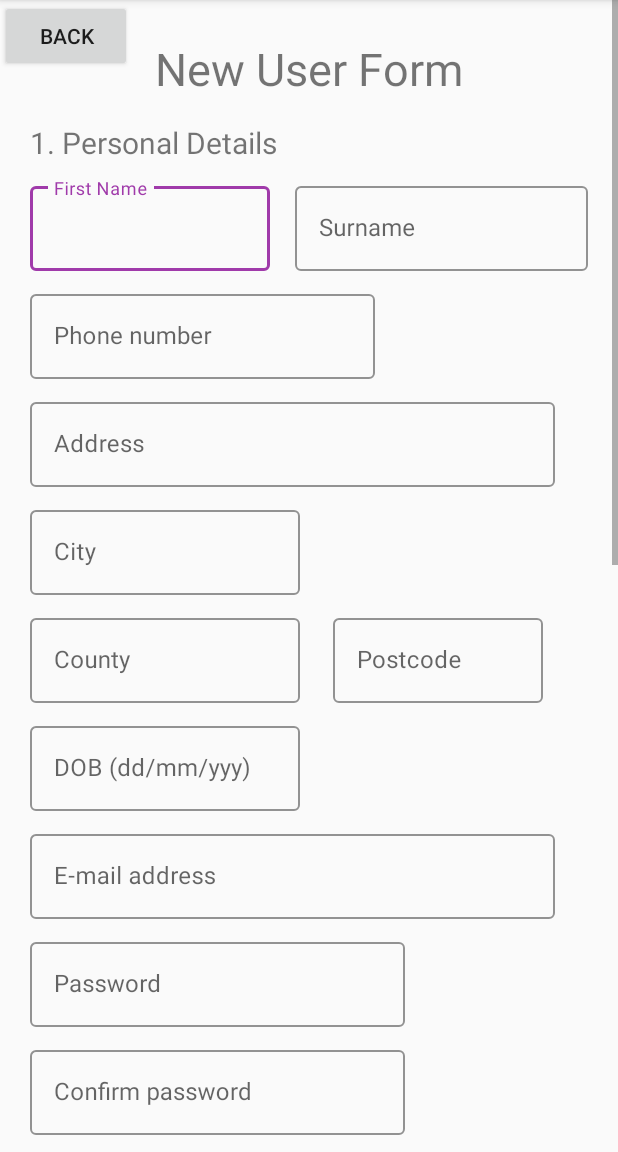
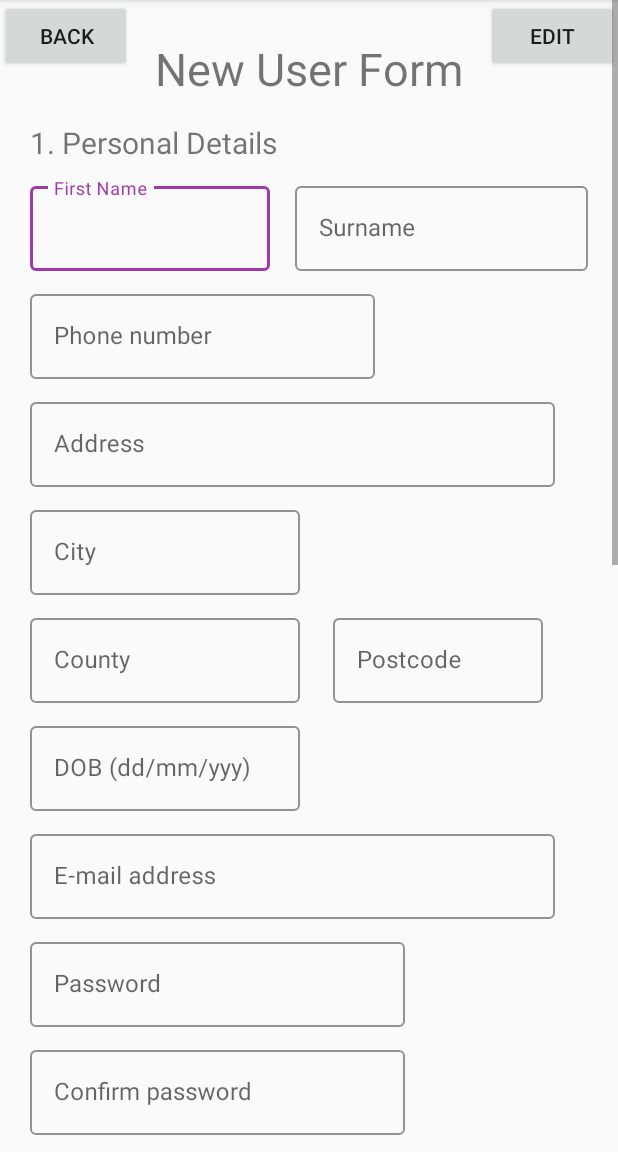
Before and after one commit to andy-kidd133/PSNIProject, an Android app: the fragment RegisterUserFragment shown on its own in the app's theme, on a phone screen of 412 x 824 dp, the part 84-1236 px from its top. Run offline under Robolectric (Android 15) with nearby library versions, the phone set to English and light mode, and no system bars; our stand-ins replace Firebase (no records; nobody signed in at launch, a user with empty details on screens opened directly).

Commit message:
Added Edit button and AlertDialog to ResgisterUser page before trying to implement Firebase Admin SDK functionality

```diff
--- a/app/build.gradle
+++ b/app/build.gradle
@@ -32,7 +32,7 @@ dependencies {
     implementation 'com.google.firebase:firebase-auth:19.2.0'
     implementation 'com.google.firebase:firebase-firestore:21.3.0'
     implementation 'com.google.firebase:firebase-database:19.2.0'
-
+    //implementation 'com.google.firebase:firebase-admin:6.12.2'
 
     implementation 'com.android.support:multidex:1.0.3'
 
--- a/app/src/main/java/com/example/psniproject/LoginScreen/RegisterUserFragment.java
+++ b/app/src/main/java/com/example/psniproject/LoginScreen/RegisterUserFragment.java
@@ -1,19 +1,20 @@
 package com.example.psniproject.LoginScreen;
 
+import android.app.AlertDialog;
+import android.content.DialogInterface;
 import android.os.Bundle;
 import androidx.annotation.NonNull;
 import androidx.fragment.app.Fragment;
-import androidx.viewpager.widget.ViewPager;
 
+import android.text.Editable;
 import android.view.LayoutInflater;
 import android.view.View;
 import android.view.ViewGroup;
 import android.widget.Button;
 import android.widget.EditText;
-import android.widget.Spinner;
+import android.widget.RadioGroup;
+import android.widget.TextView;
 import android.widget.Toast;
-
-import com.example.psniproject.MainApp.MainActivity;
 import com.example.psniproject.R;
 import com.google.android.gms.tasks.OnCompleteListener;
 import com.google.android.gms.tasks.Task;
@@ -23,14 +24,17 @@ import com.google.firebase.auth.FirebaseAuth;
 import com.google.firebase.database.DatabaseReference;
 import com.google.firebase.database.FirebaseDatabase;
 
-import java.util.List;
-
 public class RegisterUserFragment extends Fragment {
 
-    private TextInputLayout tiFirstName, tiSurname, tiEmail, tiPassword, tiPasswordCon, tiPhoneNum, tiAddress, tiCity, tiCounty, tiPostcode, tiDOB;
+    private TextInputLayout tiFirstName, tiSurname, tiEmail, tiPassword, tiPasswordCon, tiPhoneNum,
+            tiAddress, tiCity, tiCounty, tiPostcode, tiDOB, dateSubmitted, mMsg, courtDate, courtHouse;
+    private TextView tvPPS, tvTrail;
+    private RadioGroup rgStatement, rgPPS, rgTrail;
     private FirebaseAuth firebaseAuth;
     private View view;
+    private Button mBackButton, mRegButton, mBrowse, mEditButton;
     private String fName, sName, eMail, pWord1, pWord2, pNum, address, city, county, postcode, DOB;
+
 
     public RegisterUserFragment() {
 
@@ -44,11 +48,29 @@ public class RegisterUserFragment extends Fragment {
 
         firebaseAuth = FirebaseAuth.getInstance();
 
-        Button backButton = view.findViewById(R.id.backBtn);
-        Button regButton = view.findViewById(R.id.regBtn);
+        //method to listen for radio button Yes/No for statement
+        //if no, call collapseForm method & display message "PSNI will be in contact"
+        //if yes, activate rest of form
+
+        rgStatement.setOnCheckedChangeListener(new RadioGroup.OnCheckedChangeListener() {
+            @Override
+            public void onCheckedChanged(RadioGroup group, int checkedId) {
+
+                switch(checkedId) {
+                    case R.id.statementYes:
+                        //expandForm
+                        enableFields();
+                        break;
+                    case R.id.statementNo:
+                        //collapseForm
+                        disableFields();
+                        break;
+                }
+            }
+        });
 
         //registering user
-        regButton.setOnClickListener(new View.OnClickListener() {
+        mRegButton.setOnClickListener(new View.OnClickListener() {
             @Override
             public void onClick(View v) {
                 if(validateRegistration() && checkPasswordMatch(pWord1, pWord2)) {
@@ -77,14 +99,48 @@ public class RegisterUserFragment extends Fragment {
         });
 
         //back to admin login screen
-        backButton.setOnClickListener(new View.OnClickListener() {
+        mBackButton.setOnClickListener(new View.OnClickListener() {
             @Override
             public void onClick(View view) {
                 ((LoginActivity)getActivity()).setViewPager(1);
             }
         });
-        // Inflate the layout for this fragment
+
+        mEditButton.setOnClickListener(new View.OnClickListener() {
+            @Override
+            public void onClick(View v) {
+                displayEditAlert();
+            }
+        });
+
         return view;
+    }
+
+    private void displayEditAlert() {
+
+        AlertDialog.Builder alert = new AlertDialog.Builder(getActivity());
+
+        final EditText userToEdit = new EditText(getActivity());
+        alert.setMessage("Enter the email address of the user:");
+        alert.setTitle("Edit a User's Profile");
+
+        alert.setView(userToEdit);
+
+        alert.setPositiveButton("OK", new DialogInterface.OnClickListener() {
+            public void onClick(DialogInterface dialog, int whichButton) {
+                String userID = userToEdit.getText().toString();
+            }
+        });
+
+        alert.setNegativeButton("Cancel", new DialogInterface.OnClickListener() {
+            public void onClick(DialogInterface dialog, int whichButton) {
+                // what ever you want to do with No option.
+
+                //close AlertDialog
+            }
+        });
+
+        alert.show();
     }
 
     //String fName, sName, eMail, pWord,pNum, address, city, county, postcode, DOB;
@@ -101,6 +157,22 @@ public class RegisterUserFragment extends Fragment {
         tiCounty = view.findViewById(R.id.etCounty);
         tiPostcode = view.findViewById(R.id.etPostcode);
         tiDOB = view.findViewById(R.id.etDOB);
+        mBackButton = view.findViewById(R.id.backBtn);
+        mEditButton = view.findViewById(R.id.editBtn);
+
+        rgStatement = view.findViewById(R.id.rgStatement);
+        dateSubmitted = view.findViewById(R.id.etDateSubmitted);
+        mBrowse = view.findViewById(R.id.browseBtn);
+        mMsg = view.findViewById(R.id.etMsgField);
+        tvPPS = view.findViewById(R.id.tvPPSConfirm);
+        rgPPS = view.findViewById(R.id.rgPPS);
+        tvTrail = view.findViewById(R.id.tvCourtConfirm);
+        rgTrail = view.findViewById(R.id.rgTrail);
+        courtDate = view.findViewById(R.id.etCourtDate);
+        courtHouse = view.findViewById(R.id.etCourtHouse);
+
+        mRegButton = view.findViewById(R.id.regBtn);
+
     }
 
     private Boolean validateRegistration() {
@@ -141,8 +213,6 @@ public class RegisterUserFragment extends Fragment {
 
     }
 
-    //List<View> edit_texts;
-
     public void resetEditTexts() {
 
         tiFirstName.getEditText().getText().clear();
@@ -159,6 +229,54 @@ public class RegisterUserFragment extends Fragment {
 
     }
 
+    private void disableFields() {
+
+        dateSubmitted.setAlpha(0.4f);
+        mBrowse.setAlpha(0.4f);
+        mMsg.setAlpha(0.4f);
+        tvPPS.setAlpha(0.4f);
+        rgPPS.setAlpha(0.4f);
+        tvTrail.setAlpha(0.4f);
+        rgTrail.setAlpha(0.4f);
+        courtDate.setAlpha(0.4f);
+        courtHouse.setAlpha(0.4f);
+
+        dateSubmitted.setEnabled(false);
+        dateSubmitted.setEnabled(false);
+        mBrowse.setEnabled(false);
+        mMsg.setEnabled(false);
+        tvPPS.setEnabled(false);
+        rgPPS.setEnabled(false);
+        tvTrail.setEnabled(false);
+        rgTrail.setEnabled(false);
+        courtDate.setEnabled(false);
+        courtHouse.setEnabled(false);
+    }
+
+    private void enableFields() {
+
+        dateSubmitted.setAlpha(1f);
+        mBrowse.setAlpha(1f);
+        mMsg.setAlpha(1f);
+        tvPPS.setAlpha(1f);
+        rgPPS.setAlpha(1f);
+        tvTrail.setAlpha(1f);
+        rgTrail.setAlpha(1f);
+        courtDate.setAlpha(1f);
+        courtHouse.setAlpha(1f);
+
+        dateSubmitted.setEnabled(true);
+        dateSubmitted.setEnabled(true);
+        mBrowse.setEnabled(true);
+        mMsg.setEnabled(true);
+        tvPPS.setEnabled(true);
+        rgPPS.setEnabled(true);
+        tvTrail.setEnabled(true);
+        rgTrail.setEnabled(true);
+        courtDate.setEnabled(true);
+        courtHouse.setEnabled(true);
+    }
+
     public boolean checkPasswordMatch(String password1, String password2) {
 
         boolean result = false;
--- a/app/src/main/java/com/example/psniproject/LoginScreen/UserProfile.java
+++ b/app/src/main/java/com/example/psniproject/LoginScreen/UserProfile.java
@@ -92,4 +92,5 @@ public class UserProfile {
     public void setDOB(String DOB) {
         this.DOB = DOB;
     }
+
 }
--- a/app/src/main/java/com/example/psniproject/MainApp/MyJourneyFragment.java
+++ b/app/src/main/java/com/example/psniproject/MainApp/MyJourneyFragment.java
@@ -29,7 +29,7 @@ import org.w3c.dom.Text;
 public class MyJourneyFragment extends Fragment {
 
     private View view;
-    private TextView journeyName, journeyUserType;
+    private TextView journeyName;
     private FirebaseAuth firebaseAuth;
     private FirebaseDatabase firebaseDatabase;
 
@@ -45,7 +45,6 @@ public class MyJourneyFragment extends Fragment {
         view = inflater.inflate(R.layout.fragment_my_journey, container, false);
 
         journeyName = view.findViewById(R.id.jName);
-        journeyUserType = view.findViewById(R.id.jUserType);
 
         firebaseAuth = FirebaseAuth.getInstance();
         firebaseDatabase = FirebaseDatabase.getInstance();
--- a/app/src/main/res/layout/fragment_register_user.xml
+++ b/app/src/main/res/layout/fragment_register_user.xml
@@ -278,24 +278,24 @@
             android:textSize="16sp" />
 
         <RadioGroup
-            android:id="@+id/rg1"
+            android:id="@+id/rgStatement"
             android:layout_width="wrap_content"
             android:layout_height="wrap_content"
             android:layout_below="@+id/tvStatementHeading"
             android:layout_alignParentRight="true"
             android:layout_marginTop="22dp"
             android:layout_marginRight="30dp"
-            android:checkedButton="@id/yesOption1"
+            android:checkedButton="@id/statementYes"
             android:orientation="horizontal">
 
             <RadioButton
-                android:id="@+id/noOption1"
+                android:id="@+id/statementNo"
                 android:layout_width="wrap_content"
                 android:layout_height="wrap_content"
                 android:text="No" />
 
             <RadioButton
-                android:id="@+id/yesOption1"
+                android:id="@+id/statementYes"
                 android:layout_width="wrap_content"
                 android:layout_height="wrap_content"
                 android:text="Yes" />
@@ -363,24 +363,24 @@
 
 
         <RadioGroup
-            android:id="@+id/rg2"
+            android:id="@+id/rgPPS"
             android:layout_width="wrap_content"
             android:layout_height="wrap_content"
             android:layout_below="@+id/etMsgField"
             android:layout_alignParentRight="true"
             android:layout_marginTop="22dp"
             android:layout_marginRight="30dp"
-            android:checkedButton="@id/noOption2"
+            android:checkedButton="@id/ppsNo"
             android:orientation="horizontal">
 
             <RadioButton
-                android:id="@+id/noOption2"
+                android:id="@+id/ppsNo"
                 android:layout_width="wrap_content"
                 android:layout_height="wrap_content"
                 android:text="No" />
 
             <RadioButton
-                android:id="@+id/yesOption2"
+                android:id="@+id/ppsYes"
                 android:layout_width="wrap_content"
                 android:layout_height="wrap_content"
                 android:text="Yes" />
@@ -410,7 +410,7 @@
             android:textSize="16sp" />
 
         <RadioGroup
-            android:id="@+id/rg3"
+            android:id="@+id/rgTrail"
             android:layout_width="wrap_content"
             android:layout_height="wrap_content"
             android:layout_below="@+id/tvCourtHeading"
@@ -435,7 +435,7 @@
 
 
         <com.google.android.material.textfield.TextInputLayout
-            android:id="@+id/etCourtApp"
+            android:id="@+id/etCourtDate"
             style="@style/Widget.MaterialComponents.TextInputLayout.OutlinedBox"
             android:layout_width="270dp"
             android:layout_height="wrap_content"
@@ -459,7 +459,7 @@
             style="@style/Widget.MaterialComponents.TextInputLayout.OutlinedBox"
             android:layout_width="270dp"
             android:layout_height="wrap_content"
-            android:layout_below="@+id/etCourtApp"
+            android:layout_below="@+id/etCourtDate"
             android:layout_marginLeft="20dp"
             android:layout_marginTop="10dp"
             android:ems="10"
@@ -472,14 +472,6 @@
                 android:hint="Courthouse (dropdown)" />
 
         </com.google.android.material.textfield.TextInputLayout>
-
-
-
-
-
-
-
-
 
         <Button
             android:id="@+id/regBtn"
@@ -499,6 +491,14 @@
             android:layout_alignParentTop="true"
             android:text="@string/back_button" />
 
+        <Button
+            android:id="@+id/editBtn"
+            android:layout_width="wrap_content"
+            android:layout_height="wrap_content"
+            android:layout_alignParentRight="true"
+            android:layout_alignParentTop="true"
+            android:text="Edit" />
+
 
     </RelativeLayout>
 
```
Also changed, not shown: app/src/main/java/com/example/psniproject/MainApp/MainActivity.java (+1 -8 lines).
